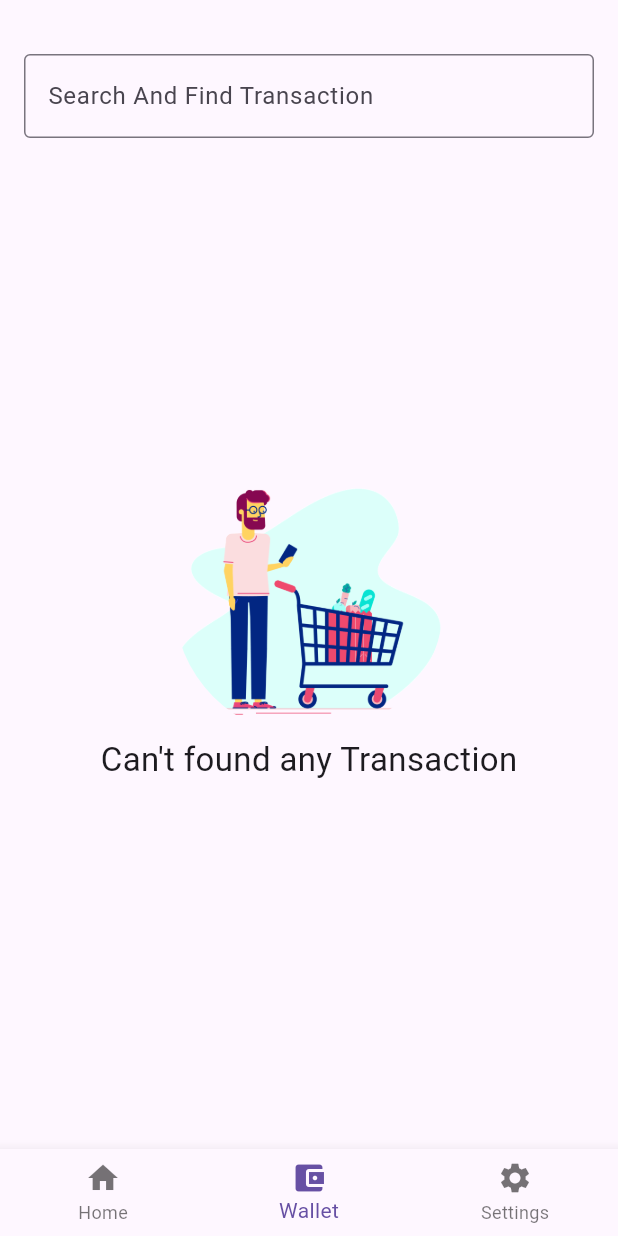
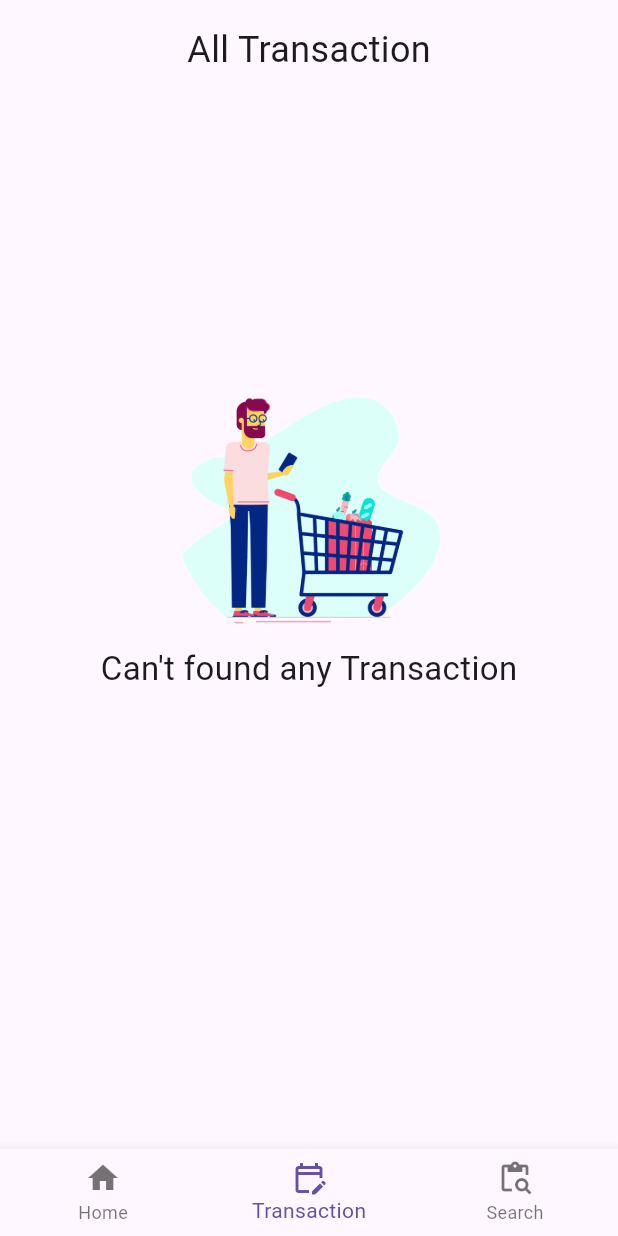
Before and after one commit to Vedpatel28/budget_tracker_app, a Flutter app: the screen it shows after launch, swiped to page 2, on a phone screen of 412 x 824 dp. Run offline on Flutter 3.47's test engine with Material 2 defaults, Android fonts, the phone set to English and light mode, and no system bars; our stand-ins replace get, google_fonts, sqflite; accounts and stored records are empty.

Commit message:
| VP | 31/08/23 | 06:18 | Finding Error In Searching Method...

```diff
--- a/lib/modals/Transaction_modal.dart
+++ b/lib/modals/Transaction_modal.dart
@@ -17,6 +17,8 @@ class TransactionModal {
     this.time,
   );
 
+
+
   TransactionModal.init() {
     log("Empty transaction initialized...");
   }
--- a/lib/views/componets/tr_history_pageviews.dart
+++ b/lib/views/componets/tr_history_pageviews.dart
@@ -1,7 +1,5 @@
 // ignore_for_file: camel_case_types, invalid_use_of_protected_member, must_be_immutable, unrelated_type_equality_checks
 
-
-import 'package:budget_tracker_app/controllers/category_controller.dart';
 import 'package:budget_tracker_app/controllers/transaction_controller.dart';
 import 'package:budget_tracker_app/modals/Transaction_modal.dart';
 import 'package:budget_tracker_app/utils/category_images_utils.dart';
@@ -15,33 +13,17 @@ class Tr_History_PageViews extends StatelessWidget {
 
   final TransactionController _transactionController =
       Get.put(TransactionController());
-  final CategoryController _categoryController = Get.put(CategoryController());
 
   @override
   Widget build(BuildContext context) {
     return Padding(
       padding: const EdgeInsets.all(16),
       child: Column(
-        mainAxisAlignment: MainAxisAlignment.start,
-        crossAxisAlignment: CrossAxisAlignment.start,
         children: [
-          const SizedBox(
-            height: 20,
-          ),
-          TextField(
-            onChanged: (value) {},
-            decoration: const InputDecoration(
-              border: OutlineInputBorder(),
-              hintText: "Search And Find Transaction",
-            ),
-          ),
-          const SizedBox(
-            height: 30,
-          ),
+          Text("All Transaction",style: GoogleFonts.modernAntiqua(fontSize: 24),),
           _transactionController.getAllTransaction.value.isNotEmpty
               ? Container(
             height: 500,
-                  color: Colors.black12,
             alignment: Alignment.bottomCenter,
             child: ListView.builder(
               itemCount: _transactionController.getAllTransaction.length,
@@ -66,18 +48,16 @@ class Tr_History_PageViews extends StatelessWidget {
               },
             ),
           )
-              : Container(
-                  height: 400,
-                  alignment: Alignment.bottomCenter,
-                  child: Column(
+              : Column(
+            mainAxisAlignment: MainAxisAlignment.center,
             children: [
-                      const Spacer(),
+              const SizedBox(height: 200),
               Container(
                 height: 180,
                 width: 200,
                 decoration: BoxDecoration(
                   image: DecorationImage(
-                            image: AssetImage("${gifImages}sopingman.gif"),
+                    image: AssetImage("${gifImages}sopping.gif"),
                     fit: BoxFit.contain,
                   ),
                   shape: BoxShape.circle,
@@ -91,9 +71,8 @@ class Tr_History_PageViews extends StatelessWidget {
               ),
             ],
           ),
-                ),
         ],
-      ),
+      )
     );
   }
 }
--- a/lib/views/screens/home_page.dart
+++ b/lib/views/screens/home_page.dart
@@ -4,7 +4,7 @@ import 'dart:developer';
 
 import 'package:budget_tracker_app/controllers/page_controller.dart';
 import 'package:budget_tracker_app/modals/Transaction_modal.dart';
-import 'package:budget_tracker_app/views/componets/setting_pageviews.dart';
+import 'package:budget_tracker_app/views/componets/search_pageviews.dart';
 import 'package:budget_tracker_app/views/componets/tr_history_pageviews.dart';
 import 'package:budget_tracker_app/views/componets/transaction_pageview.dart';
 import 'package:flutter/material.dart';
@@ -28,7 +28,7 @@ class Home_page extends StatelessWidget {
         children: [
           const Transaction_PageView(),
           Tr_History_PageViews(),
-          const Setting_PageView(),
+          Setting_PageView(),
         ],
       ),
       bottomNavigationBar: Obx(
@@ -41,9 +41,9 @@ class Home_page extends StatelessWidget {
           items: const [
             BottomNavigationBarItem(icon: Icon(Icons.home), label: "Home"),
             BottomNavigationBarItem(
-                icon: Icon(Icons.account_balance_wallet), label: "Wallet"),
+                icon: Icon(Icons.edit_calendar_outlined), label: "Transaction"),
             BottomNavigationBarItem(
-                icon: Icon(Icons.settings), label: "Settings"),
+                icon: Icon(Icons.content_paste_search_outlined), label: "Search"),
           ],
         ),
       ),
```
Also changed, not shown: lib/controllers/db_helper/db_helper.dart (+9 -5 lines), lib/controllers/search_controller.dart (added, +10 -0 lines), lib/views/componets/search_pageviews.dart (added, +71 -0 lines), lib/views/componets/setting_pageviews.dart (deleted, +0 -17 lines), assets/gif_images/sopping.gif (renamed from assets/gif_images/sopingman.gif). Lines whose indentation alone changed are shown as unchanged.
